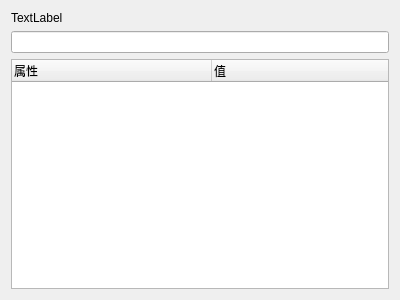
The window that Config/Mcu/FormMcuPinAttribute.ui (xqyjlj/ChmcuInit) describes before a commit, drawn with Qt 5.
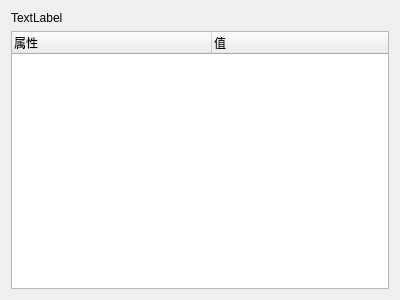
The same window after the commit.

Diff of the .ui file:
```diff
--- a/Config/Mcu/FormMcuPinAttribute.ui
+++ b/Config/Mcu/FormMcuPinAttribute.ui
@@ -22,9 +22,6 @@
     </widget>
    </item>
    <item row="1" column="0">
-    <widget class="QLineEdit" name="lineEdit"/>
-   </item>
-   <item row="2" column="0">
     <widget class="QTreeWidget" name="utreeWidget">
      <attribute name="headerCascadingSectionResizes">
       <bool>true</bool>
```
Left out of the diff: 14 changed lines with no effect on the pictures.
